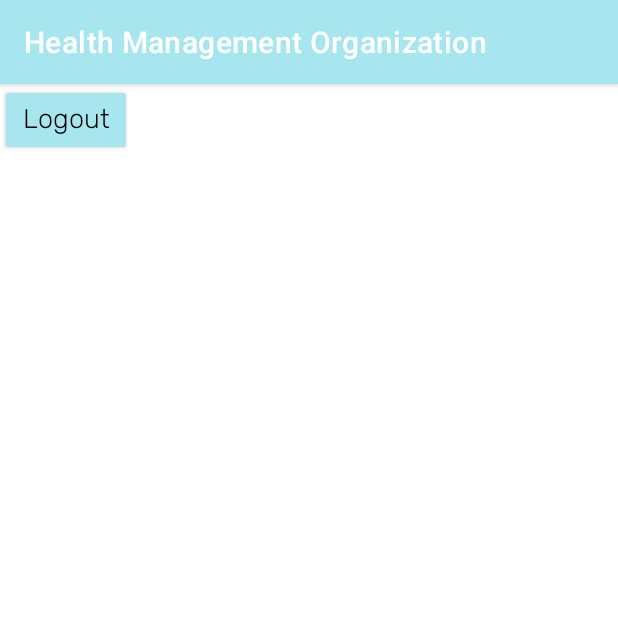
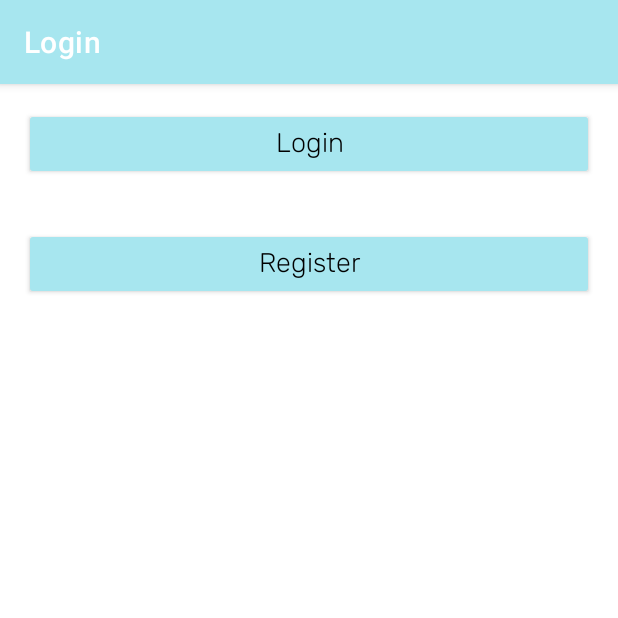
Before and after one commit to DanielBenAvi/HealthManagementOrganization, an Android app: the screen it shows after launch (LoginActivity), on a phone screen of 412 x 824 dp, the top half of it. Run offline under Robolectric (Android 15) with nearby library versions, the phone set to English and light mode, and no system bars; our stand-ins replace Firebase (no records; nobody signed in at launch, a user with empty details on screens opened directly); Roboto replaces fonts that are not available here.

Commit message:
TODO - store date in firebase
Update:
1. Change login process to my own
2. add 3 new fragments: LoginBaseFragment LoginFragment RegisterFragment
3. added callbacks to new fragments

```diff
--- /dev/null
+++ b/app/src/main/java/com/example/healthmanagementorganization/CallBacks/LoginBaseFragment_Callback.java
@@ -0,0 +1,7 @@
+package com.example.healthmanagementorganization.CallBacks;
+
+public interface LoginBaseFragment_Callback {
+    void LoginFragment();
+    void RegisterFragment();
+
+}
--- /dev/null
+++ b/app/src/main/java/com/example/healthmanagementorganization/CallBacks/LoginFragment_Callback.java
@@ -0,0 +1,5 @@
+package com.example.healthmanagementorganization.CallBacks;
+
+public interface LoginFragment_Callback {
+    void onLoginSuccess();
+}
--- /dev/null
+++ b/app/src/main/java/com/example/healthmanagementorganization/CallBacks/RegisterFragment_Callback.java
@@ -0,0 +1,7 @@
+package com.example.healthmanagementorganization.CallBacks;
+
+public interface RegisterFragment_Callback {
+
+
+    void onRegisterSuccess();
+}
--- /dev/null
+++ b/app/src/main/java/com/example/healthmanagementorganization/Fragments/FragmentInterface.java
@@ -0,0 +1,6 @@
+package com.example.healthmanagementorganization.Fragments;
+
+public interface FragmentInterface {
+
+
+}
--- /dev/null
+++ b/app/src/main/java/com/example/healthmanagementorganization/Fragments/Login/LoginBaseFragment.java
@@ -0,0 +1,61 @@
+package com.example.healthmanagementorganization.Fragments.Login;
+
+import android.os.Bundle;
+
+import androidx.annotation.NonNull;
+import androidx.annotation.Nullable;
+import androidx.appcompat.widget.AppCompatButton;
+import androidx.fragment.app.Fragment;
+
+import android.view.LayoutInflater;
+import android.view.View;
+import android.view.ViewGroup;
+
+import com.example.healthmanagementorganization.CallBacks.LoginBaseFragment_Callback;
+import com.example.healthmanagementorganization.R;
+
+
+public class LoginBaseFragment extends Fragment {
+    private AppCompatButton loginF_ACB_login;
+    private AppCompatButton loginF_ACB_register;
+
+    private LoginBaseFragment_Callback loginBaseFragment_Callback;
+
+    public View onCreateView(@NonNull LayoutInflater inflater, @Nullable ViewGroup container, @Nullable Bundle savedInstanceState) {
+        View view = inflater.inflate(R.layout.fragment_login_base, container, false);
+
+        findViews(view);
+        initViews();
+
+        return view;
+    }
+
+    private void findViews(View view) {
+
+        loginF_ACB_login = view.findViewById(R.id.loginF_ACB_login);
+        loginF_ACB_register = view.findViewById(R.id.loginF_ACB_register);
+    }
+
+    private void initViews() {
+
+        loginF_ACB_login.setOnClickListener(new View.OnClickListener() {
+            @Override
+            public void onClick(View v) {
+                loginBaseFragment_Callback.LoginFragment();
+            }
+        });
+
+        loginF_ACB_register.setOnClickListener(new View.OnClickListener() {
+            @Override
+            public void onClick(View v) {
+                loginBaseFragment_Callback.RegisterFragment();
+            }
+        });
+
+
+    }
+
+    public void setFragmentCallback(LoginBaseFragment_Callback loginBaseFragment_callback) {
+        this.loginBaseFragment_Callback = loginBaseFragment_callback;
+    }
+}
--- a/app/src/main/java/com/example/healthmanagementorganization/LoginActivity.java
+++ b/app/src/main/java/com/example/healthmanagementorganization/LoginActivity.java
@@ -2,127 +2,105 @@ package com.example.healthmanagementorganization;
 
 import android.content.Intent;
 import android.os.Bundle;
-import android.util.Log;
+import android.widget.Toast;
 
-import androidx.activity.result.ActivityResultCallback;
-import androidx.activity.result.ActivityResultLauncher;
 import androidx.appcompat.app.AppCompatActivity;
-import androidx.appcompat.widget.AppCompatButton;
 
-import com.firebase.ui.auth.AuthUI;
-import com.firebase.ui.auth.FirebaseAuthUIActivityResultContract;
-import com.firebase.ui.auth.data.model.FirebaseAuthUIAuthenticationResult;
+import com.example.healthmanagementorganization.CallBacks.LoginBaseFragment_Callback;
+import com.example.healthmanagementorganization.CallBacks.LoginFragment_Callback;
+import com.example.healthmanagementorganization.CallBacks.RegisterFragment_Callback;
+import com.example.healthmanagementorganization.Fragments.Login.LoginFragment;
+import com.example.healthmanagementorganization.Fragments.Login.LoginBaseFragment;
+import com.example.healthmanagementorganization.Fragments.Login.RegisterFragment;
 import com.google.firebase.auth.FirebaseAuth;
 import com.google.firebase.auth.FirebaseUser;
-import com.google.firebase.database.DataSnapshot;
-import com.google.firebase.database.DatabaseError;
-import com.google.firebase.database.DatabaseReference;
-import com.google.firebase.database.FirebaseDatabase;
-import com.google.firebase.database.ValueEventListener;
-
-import java.util.ArrayList;
-import java.util.Collections;
-import java.util.HashSet;
-import java.util.List;
-import java.util.Objects;
 
 public class LoginActivity extends AppCompatActivity {
 
-    private FirebaseAuth mAuth;
-    AppCompatButton login_APB_logout;
+    private LoginBaseFragment loginBaseFragment;
+    private LoginFragment loginFragment;
+    private RegisterFragment registerFragment;
 
+
+    LoginBaseFragment_Callback loginBaseFragment_Callback = new LoginBaseFragment_Callback() {
+        @Override
+        public void LoginFragment() {
+            changeTitle("Login");
+            getSupportFragmentManager().beginTransaction().replace(R.id.login_AFCV_fragmentContainer, loginFragment).commit();
+
+
+        }
+
+        @Override
+        public void RegisterFragment() {
+            changeTitle("Register");
+            getSupportFragmentManager().beginTransaction().replace(R.id.login_AFCV_fragmentContainer, registerFragment).commit();
+        }
+    };
+
+    RegisterFragment_Callback registerFragment_Callback = new RegisterFragment_Callback() {
+
+
+        @Override
+        public void onRegisterSuccess() {
+            Toast.makeText(LoginActivity.this, "Register Success", Toast.LENGTH_SHORT).show();
+            getSupportFragmentManager().beginTransaction().replace(R.id.login_AFCV_fragmentContainer, loginFragment).commit();
+        }
+    };
+
+    LoginFragment_Callback loginFragment_Callback = new LoginFragment_Callback() {
+
+        @Override
+        public void onLoginSuccess() {
+            changeActivityToMainActivity();
+        }
+    };
+
+
+    @Override
+    protected void onStart() {
+        super.onStart();
+        FirebaseUser currentUser = FirebaseAuth.getInstance().getCurrentUser();
+        if (currentUser != null) {
+            changeActivityToMainActivity();
+        }
+    }
 
     @Override
     protected void onCreate(Bundle savedInstanceState) {
         super.onCreate(savedInstanceState);
         setContentView(R.layout.activity_login);
-        this.setTitle(R.string.app_name_2);
+        changeTitle("Login");
+
         findViews();
-        mAuth = FirebaseAuth.getInstance();
-        FirebaseUser user = mAuth.getCurrentUser();
-        if (user == null) {
-            login();
-        } else {
-            String uid = user.getUid();
-            String name = user.getDisplayName();
-            String email = user.getEmail();
-        }
-
-
         initViews();
-    }
-
-    private void initViews() {
-        login_APB_logout.setOnClickListener(v -> {
-            mAuth.signOut();
-            login();
-        });
-    }
-
-    /**
-     * Find the Views in the layout
-     */
-    private void findViews() {
-        login_APB_logout = findViewById(R.id.login_APB_logout);
-    }
-
-
-    // See: https://developer.android.com/training/basics/intents/result
-    private final ActivityResultLauncher<Intent> signInLauncher = registerForActivityResult(new FirebaseAuthUIActivityResultContract(), this::onSignInResult);
-
-    /**
-     * Start the sign in activity.
-     *
-     * @param result if the sign in was successful or not
-     */
-    private void onSignInResult(FirebaseAuthUIAuthenticationResult result) {
-
-        // user is signed in!
-        mAuth = FirebaseAuth.getInstance();
-        FirebaseUser user = mAuth.getCurrentUser();
-
-
-        String uid = user.getUid();
-
-        // change title to user name
-        this.setTitle("Hello " + user.getDisplayName());
-
-        // TODO: check if user is in database
-
-//        // Write a message to the database
-//        FirebaseDatabase database = FirebaseDatabase.getInstance();
-//        DatabaseReference myRef = database.getReference("users");
-//
-//        ArrayList<String> users = new ArrayList<>();
-//        users.add(uid);
-//
-//        myRef.setValue(users);
 
     }
 
-
-    /**
-     * Launch the sign-in flow using FirebaseUI, which provides the UI for
-     * email and password.
-     */
-    private void login() {
-        // Choose authentication providers
-        List<AuthUI.IdpConfig> providers = Collections.singletonList(new AuthUI.IdpConfig.EmailBuilder().build());
-
-        // Create and launch sign-in intent
-        Intent signInIntent = AuthUI.getInstance().createSignInIntentBuilder().setAvailableProviders(providers).setLogo(R.drawable.healthicon).setTheme(R.style.Theme_HealthManagementOrganization).build();
-        signInLauncher.launch(signInIntent);
+    private void findViews() {
+        loginBaseFragment = new LoginBaseFragment();
+        loginBaseFragment.setFragmentCallback(loginBaseFragment_Callback);
+        loginFragment = new LoginFragment();
+        loginFragment.setFragmentCallback(loginFragment_Callback);
+        registerFragment = new RegisterFragment();
+        registerFragment.setFragmentCallback(registerFragment_Callback);
 
 
     }
 
-    /**
-     * Change the activity to the main activity
-     */
-    private void changeActivity() {
-        Intent intent = new Intent(this, MainActivity.class);
-        startActivity(intent);
+    private void initViews() {
+        getSupportFragmentManager().beginTransaction().replace(R.id.login_AFCV_fragmentContainer, loginBaseFragment).commit();
+
     }
 
+    private void changeTitle(String t) {
+        this.setTitle("" + t);
+    }
+
+    private void changeActivityToMainActivity() {
+        Intent intent = new Intent(LoginActivity.this, MainActivity.class);
+        startActivity(intent);
+        finish();
+    }
 
 }
--- a/app/src/main/res/layout/activity_login.xml
+++ b/app/src/main/res/layout/activity_login.xml
@@ -1,17 +1,18 @@
 <?xml version="1.0" encoding="utf-8"?>
-<RelativeLayout xmlns:android="http://schemas.android.com/apk/res/android"
+<LinearLayout xmlns:android="http://schemas.android.com/apk/res/android"
     xmlns:tools="http://schemas.android.com/tools"
     android:layout_width="match_parent"
     android:layout_height="match_parent"
+    android:orientation="vertical"
     tools:context=".LoginActivity">
 
+    <androidx.fragment.app.FragmentContainerView
+        android:id="@+id/login_AFCV_fragmentContainer"
+        android:layout_width="match_parent"
+        android:layout_height="match_parent"
+        tools:layout="@layout/fragment_login_base"
+
+        />
 
 
-    <androidx.appcompat.widget.AppCompatButton
-        android:id="@+id/login_APB_logout"
-        style="@style/Button"
-        android:layout_width="wrap_content"
-        android:layout_height="wrap_content"
-        android:text="@string/logout" />
-
-</RelativeLayout>
+</LinearLayout>
--- /dev/null
+++ b/app/src/main/res/layout/fragment_login_base.xml
@@ -0,0 +1,32 @@
+<?xml version="1.0" encoding="utf-8"?>
+<FrameLayout xmlns:android="http://schemas.android.com/apk/res/android"
+    xmlns:tools="http://schemas.android.com/tools"
+    android:layout_width="match_parent"
+    android:layout_height="match_parent"
+    tools:context=".Fragments.Login.LoginBaseFragment">
+
+    <LinearLayout
+        android:layout_width="match_parent"
+        android:layout_height="match_parent"
+        android:orientation="vertical">
+
+        <androidx.appcompat.widget.AppCompatButton
+            android:id="@+id/loginF_ACB_login"
+            style="@style/EditText"
+            android:layout_width="match_parent"
+            android:layout_height="wrap_content"
+            android:layout_margin="16dp"
+            android:text="Login" />
+
+        <androidx.appcompat.widget.AppCompatButton
+            android:id="@+id/loginF_ACB_register"
+            style="@style/EditText"
+            android:layout_width="match_parent"
+            android:layout_height="wrap_content"
+            android:layout_margin="16dp"
+            android:text="Register" />
+
+
+    </LinearLayout>
+
+</FrameLayout>
--- a/app/src/main/res/values/strings.xml
+++ b/app/src/main/res/values/strings.xml
@@ -11,4 +11,6 @@
     <string name="invalid_password">Password must be >5 characters</string>
     <string name="login_failed">"Login failed"</string>
     <string name="logout">Logout</string>
+    <!-- TODO: Remove or change this placeholder text -->
+    <string name="hello_blank_fragment">Hello blank fragment</string>
 </resources>
--- a/app/src/main/res/values/styles.xml
+++ b/app/src/main/res/values/styles.xml
@@ -21,6 +21,20 @@
         <item name="android:textColor">@color/black</item>
         <item name="android:textAllCaps">false</item>
         <item name="autoSizeTextType">uniform</item>
+        <item name="android:layout_margin">10dp</item>
+        <item name="android:autoSizeMaxTextSize">20sp</item>
+        <item name="android:fontFamily">@font/rubik_light</item>
+        <item name="android:gravity">center</item>
+        <item name="android:backgroundTint">@color/blue</item>
+    </style>
+
+
+    <!--    edit text style-->
+    <style name="EditText">
+        <item name="android:textColor">@color/black</item>
+        <item name="android:textAllCaps">false</item>
+        <item name="autoSizeTextType">uniform</item>
+        <item name="android:layout_marginVertical">20dp</item>
         <item name="android:autoSizeMaxTextSize">20sp</item>
         <item name="android:fontFamily">@font/rubik_light</item>
         <item name="android:gravity">center</item>
```
Also changed, not shown: app/src/main/java/com/example/healthmanagementorganization/Fragments/Login/LoginFragment.java (added, +82 -0 lines), app/src/main/java/com/example/healthmanagementorganization/Fragments/Login/RegisterFragment.java (added, +153 -0 lines), app/src/main/java/com/example/healthmanagementorganization/MainActivity.java (+26 -3 lines), app/src/main/res/layout/activity_main.xml (+7 -5 lines), app/src/main/res/layout/fragment_login.xml (added, +40 -0 lines), app/src/main/res/layout/fragment_register.xml (added, +94 -0 lines).
